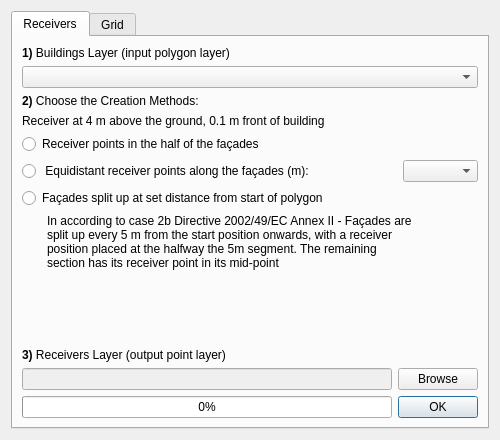
Above: tools/ui_CreateReceiverPoints.ui from pierluigiderosa/openoise before the change. Below: the same form after it.
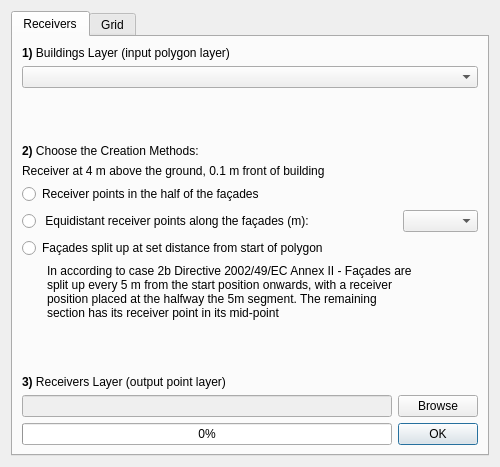
That is the form after the change. Custom widgets are drawn as their Qt base class.

```diff
--- a/tools/ui_CreateReceiverPoints.ui
+++ b/tools/ui_CreateReceiverPoints.ui
@@ -10,7 +10,7 @@
     <x>0</x>
     <y>0</y>
     <width>500</width>
-    <height>440</height>
+    <height>467</height>
    </rect>
   </property>
   <property name="sizePolicy">
@@ -89,6 +89,19 @@
          </item>
         </layout>
        </item>
+       <item>
+        <spacer name="verticalSpacer_2">
+         <property name="orientation">
+          <enum>Qt::Vertical</enum>
+         </property>
+         <property name="sizeHint" stdset="0">
+          <size>
+           <width>20</width>
+           <height>40</height>
+          </size>
+         </property>
+        </spacer>
+       </item>
        <item>
         <widget class="QLabel" name="label">
          <property name="text">
```
Left out of the diff: 2 changed lines with no effect on the pictures.
